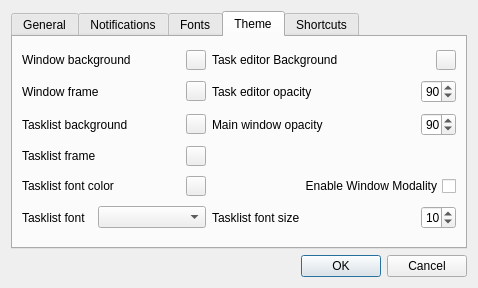
Above: ui/settings.ui from middleofdreams/workload before the change. Below: the same form after it.
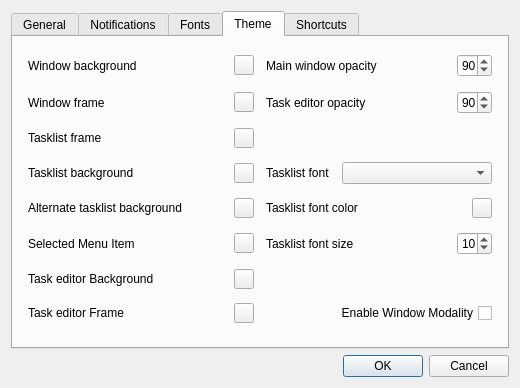
That is the form after the change. The open tabs and pages were chosen to show the change.

Commit message: working theme settings fix:reload tasklist font if not saved

The edit to the form file:
```diff
--- a/ui/settings.ui
+++ b/ui/settings.ui
@@ -6,8 +6,8 @@
    <rect>
     <x>0</x>
     <y>0</y>
-    <width>478</width>
-    <height>288</height>
+    <width>520</width>
+    <height>388</height>
    </rect>
   </property>
   <property name="windowTitle">
@@ -366,109 +366,25 @@
        <string>Theme</string>
       </attribute>
       <layout class="QGridLayout" name="gridLayout_4">
-       <item row="1" column="0">
-        <layout class="QHBoxLayout" name="horizontalLayout_4">
-         <item>
-          <widget class="QLabel" name="label_9">
-           <property name="maximumSize">
-            <size>
-             <width>158</width>
-             <height>16777215</height>
-            </size>
-           </property>
-           <property name="text">
-            <string>Window frame</string>
-           </property>
-          </widget>
-         </item>
-         <item>
-          <widget class="QPushButton" name="windowFrame">
-           <property name="maximumSize">
-            <size>
-             <width>20</width>
-             <height>20</height>
-            </size>
-           </property>
-           <property name="autoFillBackground">
-            <bool>true</bool>
-           </property>
-           <property name="text">
-            <string/>
-           </property>
-           <property name="flat">
-            <bool>false</bool>
-           </property>
-          </widget>
-         </item>
-        </layout>
-       </item>
-       <item row="1" column="1">
-        <layout class="QHBoxLayout" name="horizontalLayout_8">
-         <item>
-          <widget class="QLabel" name="label_16">
-           <property name="text">
-            <string>Task editor opacity</string>
-           </property>
-          </widget>
-         </item>
-         <item>
-          <widget class="QSpinBox" name="taskEditorOpacity">
-           <property name="maximumSize">
-            <size>
-             <width>35</width>
-             <height>16777215</height>
-            </size>
-           </property>
-           <property name="maximum">
-            <number>100</number>
-           </property>
-           <property name="singleStep">
-            <number>5</number>
-           </property>
-           <property name="value">
-            <number>90</number>
-           </property>
-          </widget>
-         </item>
-        </layout>
-       </item>
-       <item row="0" column="1">
-        <layout class="QHBoxLayout" name="horizontalLayout_10">
-         <item>
-          <widget class="QLabel" name="label_14">
-           <property name="text">
-            <string>Task editor Background</string>
-           </property>
-          </widget>
-         </item>
-         <item>
-          <widget class="QPushButton" name="taskEditorBG">
-           <property name="maximumSize">
-            <size>
-             <width>20</width>
-             <height>20</height>
-            </size>
-           </property>
-           <property name="autoFillBackground">
-            <bool>true</bool>
-           </property>
-           <property name="text">
-            <string/>
-           </property>
-           <property name="flat">
-            <bool>false</bool>
-           </property>
-          </widget>
-         </item>
-        </layout>
-       </item>
        <item row="0" column="0">
         <layout class="QHBoxLayout" name="horizontalLayout_3">
          <item>
           <widget class="QLabel" name="label_6">
+           <property name="sizePolicy">
+            <sizepolicy hsizetype="Minimum" vsizetype="Minimum">
+             <horstretch>0</horstretch>
+             <verstretch>0</verstretch>
+            </sizepolicy>
+           </property>
+           <property name="minimumSize">
+            <size>
+             <width>200</width>
+             <height>0</height>
+            </size>
+           </property>
            <property name="maximumSize">
             <size>
-             <width>158</width>
+             <width>0</width>
              <height>16777215</height>
             </size>
            </property>
@@ -498,13 +414,73 @@
          </item>
         </layout>
        </item>
-       <item row="3" column="0">
+       <item row="1" column="0">
+        <layout class="QHBoxLayout" name="horizontalLayout_4">
+         <item>
+          <widget class="QLabel" name="label_9">
+           <property name="sizePolicy">
+            <sizepolicy hsizetype="Minimum" vsizetype="Minimum">
+             <horstretch>0</horstretch>
+             <verstretch>0</verstretch>
+            </sizepolicy>
+           </property>
+           <property name="minimumSize">
+            <size>
+             <width>200</width>
+             <height>0</height>
+            </size>
+           </property>
+           <property name="maximumSize">
+            <size>
+             <width>0</width>
+             <height>16777215</height>
+            </size>
+           </property>
+           <property name="text">
+            <string>Window frame</string>
+           </property>
+          </widget>
+         </item>
+         <item>
+          <widget class="QPushButton" name="windowFrame">
+           <property name="maximumSize">
+            <size>
+             <width>20</width>
+             <height>20</height>
+            </size>
+           </property>
+           <property name="autoFillBackground">
+            <bool>true</bool>
+           </property>
+           <property name="text">
+            <string/>
+           </property>
+           <property name="flat">
+            <bool>false</bool>
+           </property>
+          </widget>
+         </item>
+        </layout>
+       </item>
+       <item row="2" column="0">
         <layout class="QHBoxLayout" name="horizontalLayout_6">
          <item>
           <widget class="QLabel" name="label_11">
+           <property name="sizePolicy">
+            <sizepolicy hsizetype="Minimum" vsizetype="Minimum">
+             <horstretch>0</horstretch>
+             <verstretch>0</verstretch>
+            </sizepolicy>
+           </property>
+           <property name="minimumSize">
+            <size>
+             <width>200</width>
+             <height>0</height>
+            </size>
+           </property>
            <property name="maximumSize">
             <size>
-             <width>158</width>
+             <width>0</width>
              <height>16777215</height>
             </size>
            </property>
@@ -534,63 +510,25 @@
          </item>
         </layout>
        </item>
-       <item row="5" column="1">
-        <layout class="QHBoxLayout" name="horizontalLayout_9">
-         <item>
-          <widget class="QLabel" name="label_15">
-           <property name="text">
-            <string>Tasklist font size</string>
-           </property>
-          </widget>
-         </item>
-         <item>
-          <widget class="QSpinBox" name="tasklistFontSize">
-           <property name="maximumSize">
-            <size>
-             <width>35</width>
-             <height>16777215</height>
-            </size>
-           </property>
-           <property name="minimum">
-            <number>8</number>
-           </property>
-           <property name="maximum">
-            <number>24</number>
-           </property>
-           <property name="value">
-            <number>10</number>
-           </property>
-          </widget>
-         </item>
-        </layout>
-       </item>
-       <item row="5" column="0">
-        <layout class="QHBoxLayout" name="horizontalLayout_2">
-         <item>
-          <widget class="QLabel" name="label_12">
-           <property name="maximumSize">
-            <size>
-             <width>70</width>
-             <height>16777215</height>
-            </size>
-           </property>
-           <property name="text">
-            <string>Tasklist font</string>
-           </property>
-          </widget>
-         </item>
-         <item>
-          <widget class="QComboBox" name="tasklistFont"/>
-         </item>
-        </layout>
-       </item>
-       <item row="2" column="0">
+       <item row="3" column="0">
         <layout class="QHBoxLayout" name="horizontalLayout_5">
          <item>
           <widget class="QLabel" name="label_10">
+           <property name="sizePolicy">
+            <sizepolicy hsizetype="Minimum" vsizetype="Minimum">
+             <horstretch>0</horstretch>
+             <verstretch>0</verstretch>
+            </sizepolicy>
+           </property>
+           <property name="minimumSize">
+            <size>
+             <width>200</width>
+             <height>0</height>
+            </size>
+           </property>
            <property name="maximumSize">
             <size>
-             <width>158</width>
+             <width>0</width>
              <height>16777215</height>
             </size>
            </property>
@@ -621,22 +559,34 @@
         </layout>
        </item>
        <item row="4" column="0">
-        <layout class="QHBoxLayout" name="horizontalLayout_7">
+        <layout class="QHBoxLayout" name="horizontalLayout_16">
          <item>
-          <widget class="QLabel" name="label_17">
+          <widget class="QLabel" name="label_23">
+           <property name="sizePolicy">
+            <sizepolicy hsizetype="Minimum" vsizetype="Minimum">
+             <horstretch>0</horstretch>
+             <verstretch>0</verstretch>
+            </sizepolicy>
+           </property>
+           <property name="minimumSize">
+            <size>
+             <width>200</width>
+             <height>0</height>
+            </size>
+           </property>
            <property name="maximumSize">
             <size>
-             <width>158</width>
+             <width>0</width>
              <height>16777215</height>
             </size>
            </property>
            <property name="text">
-            <string>Tasklist font color</string>
+            <string>Alternate tasklist background</string>
            </property>
           </widget>
          </item>
          <item>
-          <widget class="QPushButton" name="tasklistFontColor">
+          <widget class="QPushButton" name="alternateTasklistBG">
            <property name="maximumSize">
             <size>
              <width>20</width>
@@ -656,37 +606,151 @@
          </item>
         </layout>
        </item>
-       <item row="2" column="1">
-        <layout class="QHBoxLayout" name="horizontalLayout_11">
+       <item row="5" column="0">
+        <layout class="QHBoxLayout" name="horizontalLayout_15">
          <item>
-          <widget class="QLabel" name="label_18">
+          <widget class="QLabel" name="label_22">
+           <property name="sizePolicy">
+            <sizepolicy hsizetype="Minimum" vsizetype="Minimum">
+             <horstretch>0</horstretch>
+             <verstretch>0</verstretch>
+            </sizepolicy>
+           </property>
+           <property name="minimumSize">
+            <size>
+             <width>200</width>
+             <height>0</height>
+            </size>
+           </property>
+           <property name="maximumSize">
+            <size>
+             <width>0</width>
+             <height>16777215</height>
+            </size>
+           </property>
            <property name="text">
-            <string>Main window opacity</string>
+            <string>Selected Menu Item</string>
            </property>
           </widget>
          </item>
          <item>
-          <widget class="QSpinBox" name="windowOpacity">
+          <widget class="QPushButton" name="selectedMenuItem">
            <property name="maximumSize">
             <size>
-             <width>35</width>
+             <width>20</width>
+             <height>20</height>
+            </size>
+           </property>
+           <property name="autoFillBackground">
+            <bool>true</bool>
+           </property>
+           <property name="text">
+            <string/>
+           </property>
+           <property name="flat">
+            <bool>false</bool>
+           </property>
+          </widget>
+         </item>
+        </layout>
+       </item>
+       <item row="6" column="0">
+        <layout class="QHBoxLayout" name="horizontalLayout_10">
+         <item>
+          <widget class="QLabel" name="label_14">
+           <property name="sizePolicy">
+            <sizepolicy hsizetype="Minimum" vsizetype="Minimum">
+             <horstretch>0</horstretch>
+             <verstretch>0</verstretch>
+            </sizepolicy>
+           </property>
+           <property name="minimumSize">
+            <size>
+             <width>200</width>
+             <height>0</height>
+            </size>
+           </property>
+           <property name="maximumSize">
+            <size>
+             <width>0</width>
              <height>16777215</height>
             </size>
            </property>
-           <property name="maximum">
-            <number>100</number>
+           <property name="text">
+            <string>Task editor Background</string>
            </property>
-           <property name="singleStep">
-            <number>5</number>
+          </widget>
+         </item>
+         <item>
+          <widget class="QPushButton" name="taskEditorBG">
+           <property name="maximumSize">
+            <size>
+             <width>20</width>
+             <height>20</height>
+            </size>
            </property>
-           <property name="value">
-            <number>90</number>
+           <property name="autoFillBackground">
+            <bool>true</bool>
            </property>
+           <property name="text">
+            <string/>
+           </property>
+           <property name="flat">
+            <bool>false</bool>
+           </property>
           </widget>
          </item>
         </layout>
        </item>
-       <item row="4" column="1">
+       <item row="7" column="0">
+        <layout class="QHBoxLayout" name="horizontalLayout_14">
+         <item>
+          <widget class="QLabel" name="label_21">
+           <property name="sizePolicy">
+            <sizepolicy hsizetype="Minimum" vsizetype="Minimum">
+             <horstretch>0</horstretch>
+             <verstretch>0</verstretch>
+            </sizepolicy>
+           </property>
+           <property name="minimumSize">
+            <size>
+             <width>200</width>
+             <height>0</height>
+            </size>
+           </property>
+           <property name="maximumSize">
+            <size>
+             <width>0</width>
+             <height>16777215</height>
+            </size>
+           </property>
+           <property name="text">
+            <string>Task editor Frame</string>
+           </property>
+          </widget>
+         </item>
+         <item>
+          <widget class="QPushButton" name="taskEditorFrame">
+           <property name="maximumSize">
+            <size>
+             <width>20</width>
+             <height>20</height>
+            </size>
+           </property>
+           <property name="autoFillBackground">
+            <bool>true</bool>
+           </property>
+           <property name="text">
+            <string/>
+           </property>
+           <property name="flat">
+            <bool>false</bool>
+           </property>
+          </widget>
+         </item>
+        </layout>
+       </item>
+       <item row="7" column="1">
         <widget class="QCheckBox" name="diableModality">
          <property name="layoutDirection">
           <enum>Qt::RightToLeft</enum>
@@ -696,6 +760,171 @@
          </property>
         </widget>
        </item>
+       <item row="0" column="1">
+        <layout class="QHBoxLayout" name="horizontalLayout_11">
+         <item>
+          <widget class="QLabel" name="label_18">
+           <property name="text">
+            <string>Main window opacity</string>
+           </property>
+          </widget>
+         </item>
+         <item>
+          <widget class="QSpinBox" name="windowOpacity">
+           <property name="maximumSize">
+            <size>
+             <width>35</width>
+             <height>16777215</height>
+            </size>
+           </property>
+           <property name="maximum">
+            <number>100</number>
+           </property>
+           <property name="singleStep">
+            <number>5</number>
+           </property>
+           <property name="value">
+            <number>90</number>
+           </property>
+          </widget>
+         </item>
+        </layout>
+       </item>
+       <item row="1" column="1">
+        <layout class="QHBoxLayout" name="horizontalLayout_8">
+         <item>
+          <widget class="QLabel" name="label_16">
+           <property name="text">
+            <string>Task editor opacity</string>
+           </property>
+          </widget>
+         </item>
+         <item>
+          <widget class="QSpinBox" name="taskEditorOpacity">
+           <property name="maximumSize">
+            <size>
+             <width>35</width>
+             <height>16777215</height>
+            </size>
+           </property>
+           <property name="maximum">
+            <number>100</number>
+           </property>
+           <property name="singleStep">
+            <number>5</number>
+           </property>
+           <property name="value">
+            <number>90</number>
+           </property>
+          </widget>
+         </item>
+        </layout>
+       </item>
+       <item row="3" column="1">
+        <layout class="QHBoxLayout" name="horizontalLayout_2">
+         <item>
+          <widget class="QLabel" name="label_12">
+           <property name="maximumSize">
+            <size>
+             <width>70</width>
+             <height>16777215</height>
+            </size>
+           </property>
+           <property name="text">
+            <string>Tasklist font</string>
+           </property>
+          </widget>
+         </item>
+         <item>
+          <widget class="QComboBox" name="tasklistFont">
+           <property name="currentIndex">
+            <number>-1</number>
+           </property>
+           <property name="frame">
+            <bool>true</bool>
+           </property>
+          </widget>
+         </item>
+        </layout>
+       </item>
+       <item row="4" column="1">
+        <layout class="QHBoxLayout" name="horizontalLayout_7">
+         <item>
+          <widget class="QLabel" name="label_17">
+           <property name="sizePolicy">
+            <sizepolicy hsizetype="Minimum" vsizetype="Minimum">
+             <horstretch>0</horstretch>
+             <verstretch>0</verstretch>
+            </sizepolicy>
+           </property>
+           <property name="minimumSize">
+            <size>
+             <width>200</width>
+             <height>0</height>
+            </size>
+           </property>
+           <property name="maximumSize">
+            <size>
+             <width>0</width>
+             <height>16777215</height>
+            </size>
+           </property>
+           <property name="text">
+            <string>Tasklist font color</string>
+           </property>
+          </widget>
+         </item>
+         <item>
+          <widget class="QPushButton" name="tasklistFontColor">
+           <property name="maximumSize">
+            <size>
+             <width>20</width>
+             <height>20</height>
+            </size>
+           </property>
+           <property name="autoFillBackground">
+            <bool>true</bool>
+           </property>
+           <property name="text">
+            <string/>
+           </property>
+           <property name="flat">
+            <bool>false</bool>
+           </property>
+          </widget>
+         </item>
+        </layout>
+       </item>
+       <item row="5" column="1">
+        <layout class="QHBoxLayout" name="horizontalLayout_9">
+         <item>
+          <widget class="QLabel" name="label_15">
+           <property name="text">
+            <string>Tasklist font size</string>
+           </property>
+          </widget>
+         </item>
+         <item>
+          <widget class="QSpinBox" name="tasklistFontSize">
+           <property name="maximumSize">
+            <size>
+             <width>35</width>
+             <height>16777215</height>
+            </size>
+           </property>
+           <property name="minimum">
+            <number>8</number>
+           </property>
+           <property name="maximum">
+            <number>24</number>
+           </property>
+           <property name="value">
+            <number>10</number>
+           </property>
+          </widget>
+         </item>
+        </layout>
+       </item>
       </layout>
      </widget>
      <widget class="QWidget" name="shortcutsTab">
```
The commit also changes 8 other files.
